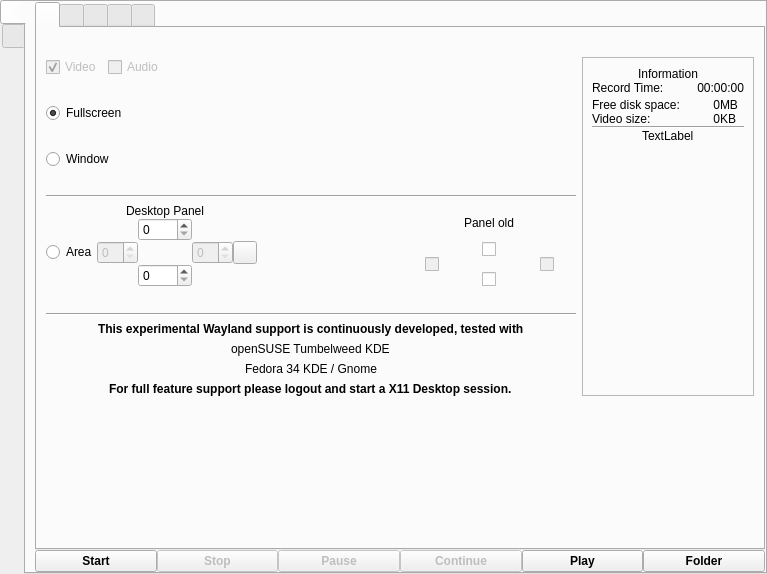
This is src/wayland/formMainWindow_wl.ui in vkohaupt/vokoscreenNG as Qt 5 draws it before an edit. The edited form follows.
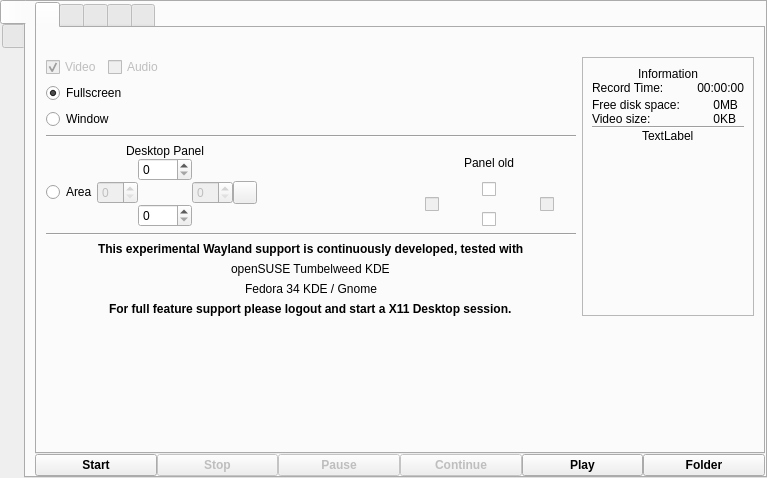
This is the edited form. The open tabs and pages were chosen to show the change. Icons and pictures are not drawn.

The edit to the form file:
```diff
--- a/src/wayland/formMainWindow_wl.ui
+++ b/src/wayland/formMainWindow_wl.ui
@@ -7,7 +7,7 @@
     <x>0</x>
     <y>0</y>
     <width>767</width>
-    <height>574</height>
+    <height>478</height>
    </rect>
   </property>
   <property name="windowTitle">
@@ -89,35 +89,47 @@
              <layout class="QVBoxLayout" name="verticalLayout_7">
               <item>
                <layout class="QGridLayout" name="gridLayout_2">
-                <item row="12" column="0" colspan="3" alignment="Qt::AlignHCenter">
-                 <widget class="QLabel" name="label_2">
-                  <property name="text">
-                   <string notr="true">openSUSE Tumbelweed KDE</string>
-                  </property>
-                 </widget>
+                <item row="1" column="0" colspan="2">
+                 <layout class="QHBoxLayout" name="horizontalLayout_3">
+                  <item>
+                   <widget class="QCheckBox" name="checkBox">
+                    <property name="enabled">
+                     <bool>false</bool>
+                    </property>
+                    <property name="text">
+                     <string notr="true">Video</string>
+                    </property>
+                    <property name="checked">
+                     <bool>true</bool>
+                    </property>
+                   </widget>
+                  </item>
+                  <item>
+                   <widget class="QCheckBox" name="checkBox_2">
+                    <property name="enabled">
+                     <bool>false</bool>
+                    </property>
+                    <property name="text">
+                     <string notr="true">Audio</string>
+                    </property>
+                   </widget>
+                  </item>
+                  <item>
+                   <spacer name="horizontalSpacer_5">
+                    <property name="orientation">
+                     <enum>Qt::Horizontal</enum>
+                    </property>
+                    <property name="sizeHint" stdset="0">
+                     <size>
+                      <width>40</width>
+                      <height>20</height>
+                     </size>
+                    </property>
+                   </spacer>
+                  </item>
+                 </layout>
                 </item>
-                <item row="4" column="0">
-                 <widget class="QLabel" name="label_7">
-                  <property name="text">
-                   <string/>
-                  </property>
-                 </widget>
-                </item>
-                <item row="9" column="0">
-                 <widget class="QLabel" name="label_10">
-                  <property name="text">
-                   <string/>
-                  </property>
-                 </widget>
-                </item>
-                <item row="2" column="0">
-                 <widget class="QLabel" name="label_9">
-                  <property name="text">
-                   <string/>
-                  </property>
-                 </widget>
-                </item>
-                <item row="5" column="0">
+                <item row="3" column="0">
                  <widget class="QRadioButton" name="radioButtonScreencastWindow">
                   <property name="text">
                    <string notr="true">Window</string>
@@ -127,20 +139,7 @@
                   </attribute>
                  </widget>
                 </item>
-                <item row="11" column="0" colspan="3" alignment="Qt::AlignHCenter">
-                 <widget class="QLabel" name="label">
-                  <property name="font">
-                   <font>
-                    <weight>75</weight>
-                    <bold>true</bold>
-                   </font>
-                  </property>
-                  <property name="text">
-                   <string notr="true">This experimental Wayland support is continuously developed, tested with</string>
-                  </property>
-                 </widget>
-                </item>
-                <item row="14" column="0" colspan="3" alignment="Qt::AlignHCenter">
+                <item row="10" column="0" colspan="3" alignment="Qt::AlignHCenter">
                  <widget class="QLabel" name="label_6">
                   <property name="font">
                    <font>
@@ -153,27 +152,130 @@
                   </property>
                  </widget>
                 </item>
-                <item row="3" column="0">
-                 <widget class="QRadioButton" name="radioButtonScreencastFullscreen">
+                <item row="6" column="0" colspan="3">
+                 <widget class="Line" name="line_2">
+                  <property name="orientation">
+                   <enum>Qt::Horizontal</enum>
+                  </property>
+                 </widget>
+                </item>
+                <item row="7" column="0" colspan="3" alignment="Qt::AlignHCenter">
+                 <widget class="QLabel" name="label">
+                  <property name="font">
+                   <font>
+                    <weight>75</weight>
+                    <bold>true</bold>
+                   </font>
+                  </property>
                   <property name="text">
-                   <string notr="true">Fullscreen</string>
+                   <string notr="true">This experimental Wayland support is continuously developed, tested with</string>
                   </property>
-                  <property name="checked">
-                   <bool>true</bool>
+                 </widget>
+                </item>
+                <item row="5" column="0" colspan="2">
+                 <layout class="QGridLayout" name="gridLayout_4">
+                  <property name="spacing">
+                   <number>0</number>
                   </property>
-                  <attribute name="buttonGroup">
-                   <string notr="true">buttonGroup</string>
-                  </attribute>
+                  <item row="2" column="0">
+                   <widget class="QRadioButton" name="radioButtonScreencastArea">
+                    <property name="text">
+                     <string notr="true">Area</string>
+                    </property>
+                    <attribute name="buttonGroup">
+                     <string notr="true">buttonGroup</string>
+                    </attribute>
+                   </widget>
+                  </item>
+                  <item row="2" column="4">
+                   <widget class="QToolButton" name="toolButtonScreencastAreaReset">
+                    <property name="text">
+                     <string notr="true"/>
+                    </property>
+                    <property name="icon">
+                     <iconset resource="../screencast.qrc">
+                      <normaloff>:/pictures/screencast/undo.png</normaloff>:/pictures/screencast/undo.png</iconset>
+                    </property>
+                   </widget>
+                  </item>
+                  <item row="0" column="1" colspan="3">
+                   <layout class="QHBoxLayout" name="horizontalLayout_6">
+                    <item alignment="Qt::AlignHCenter">
+                     <widget class="QLabel" name="label_11">
+                      <property name="text">
+                       <string notr="true">Desktop Panel</string>
+                      </property>
+                     </widget>
+                    </item>
+                   </layout>
+                  </item>
+                  <item row="2" column="3">
+                   <widget class="QSpinBox" name="spinBox_right">
+                    <property name="enabled">
+                     <bool>false</bool>
+                    </property>
+                    <property name="suffix">
+                     <string notr="true"/>
+                    </property>
+                   </widget>
+                  </item>
+                  <item row="2" column="1">
+                   <widget class="QSpinBox" name="spinBox_left">
+                    <property name="enabled">
+                     <bool>false</bool>
+                    </property>
+                    <property name="suffix">
+                     <string notr="true"/>
+                    </property>
+                   </widget>
+                  </item>
+                  <item row="3" column="2">
+                   <widget class="QSpinBox" name="spinBox_bottom">
+                    <property name="suffix">
+                     <string notr="true"/>
+                    </property>
+                   </widget>
+                  </item>
+                  <item row="1" column="2">
+                   <widget class="QSpinBox" name="spinBox_top">
+                    <property name="suffix">
+                     <string notr="true"/>
+                    </property>
+                    <property name="maximum">
+                     <number>2000</number>
+                    </property>
+                   </widget>
+                  </item>
+                  <item row="2" column="5">
+                   <spacer name="horizontalSpacer_3">
+                    <property name="orientation">
+                     <enum>Qt::Horizontal</enum>
+                    </property>
+                    <property name="sizeHint" stdset="0">
+                     <size>
+                      <width>40</width>
+                      <height>20</height>
+                     </size>
+                    </property>
+                   </spacer>
+                  </item>
+                 </layout>
+                </item>
+                <item row="8" column="0" colspan="3" alignment="Qt::AlignHCenter">
+                 <widget class="QLabel" name="label_2">
+                  <property name="text">
+                   <string notr="true">openSUSE Tumbelweed KDE</string>
+                  </property>
                  </widget>
                 </item>
-                <item row="13" column="0" colspan="3" alignment="Qt::AlignHCenter">
-                 <widget class="QLabel" name="label_4">
+                <item row="0" column="0">
+                 <widget class="QLabel" name="label_8">
                   <property name="text">
-                   <string notr="true">Fedora 34 KDE / Gnome</string>
+                   <string/>
                   </property>
                  </widget>
                 </item>
-                <item row="1" column="3" rowspan="14">
+                <item row="1" column="3" rowspan="10">
                  <widget class="QFrame" name="frame_information">
                   <property name="frameShape">
                    <enum>QFrame::StyledPanel</enum>
@@ -314,21 +416,7 @@
                   </layout>
                  </widget>
                 </item>
-                <item row="7" column="0" colspan="3">
-                 <widget class="Line" name="line_4">
-                  <property name="orientation">
-                   <enum>Qt::Horizontal</enum>
-                  </property>
-                 </widget>
-                </item>
-                <item row="0" column="0">
-                 <widget class="QLabel" name="label_8">
-                  <property name="text">
-                   <string/>
-                  </property>
-                 </widget>
-                </item>
-                <item row="8" column="2">
+                <item row="5" column="2">
                  <layout class="QGridLayout" name="gridLayout_3">
                   <property name="spacing">
                    <number>0</number>
@@ -394,149 +482,33 @@
                   </item>
                  </layout>
                 </item>
-                <item row="10" column="0" colspan="3">
-                 <widget class="Line" name="line_2">
+                <item row="2" column="0">
+                 <widget class="QRadioButton" name="radioButtonScreencastFullscreen">
+                  <property name="text">
+                   <string notr="true">Fullscreen</string>
+                  </property>
+                  <property name="checked">
+                   <bool>true</bool>
+                  </property>
+                  <attribute name="buttonGroup">
+                   <string notr="true">buttonGroup</string>
+                  </attribute>
+                 </widget>
+                </item>
+                <item row="4" column="0" colspan="3">
+                 <widget class="Line" name="line_4">
                   <property name="orientation">
                    <enum>Qt::Horizontal</enum>
                   </property>
                  </widget>
                 </item>
-                <item row="6" column="0">
-                 <widget class="QLabel" name="label_18">
+                <item row="9" column="0" colspan="3" alignment="Qt::AlignHCenter">
+                 <widget class="QLabel" name="label_4">
                   <property name="text">
-                   <string/>
+                   <string notr="true">Fedora 34 KDE / Gnome</string>
                   </property>
                  </widget>
                 </item>
-                <item row="1" column="0" colspan="2">
-                 <layout class="QHBoxLayout" name="horizontalLayout_3">
-                  <item>
-                   <widget class="QCheckBox" name="checkBox">
-                    <property name="enabled">
-                     <bool>false</bool>
-                    </property>
-                    <property name="text">
-                     <string notr="true">Video</string>
-                    </property>
-                    <property name="checked">
-                     <bool>true</bool>
-                    </property>
-                   </widget>
-                  </item>
-                  <item>
-                   <widget class="QCheckBox" name="checkBox_2">
-                    <property name="enabled">
-                     <bool>false</bool>
-                    </property>
-                    <property name="text">
-                     <string notr="true">Audio</string>
-                    </property>
-                   </widget>
-                  </item>
-                  <item>
-                   <spacer name="horizontalSpacer_5">
-                    <property name="orientation">
-                     <enum>Qt::Horizontal</enum>
-                    </property>
-                    <property name="sizeHint" stdset="0">
-                     <size>
-                      <width>40</width>
-                      <height>20</height>
-                     </size>
-                    </property>
-                   </spacer>
-                  </item>
-                 </layout>
-                </item>
-                <item row="8" column="0" colspan="2">
-                 <layout class="QGridLayout" name="gridLayout_4">
-                  <property name="spacing">
-                   <number>0</number>
-                  </property>
-                  <item row="2" column="0">
-                   <widget class="QRadioButton" name="radioButtonScreencastArea">
-                    <property name="text">
-                     <string notr="true">Area</string>
-                    </property>
-                    <attribute name="buttonGroup">
-                     <string notr="true">buttonGroup</string>
-                    </attribute>
-                   </widget>
-                  </item>
-                  <item row="2" column="4">
-                   <widget class="QToolButton" name="toolButtonScreencastAreaReset">
-                    <property name="text">
-                     <string notr="true"/>
-                    </property>
-                    <property name="icon">
-                     <iconset resource="../screencast.qrc">
-                      <normaloff>:/pictures/screencast/undo.png</normaloff>:/pictures/screencast/undo.png</iconset>
-                    </property>
-                   </widget>
-                  </item>
-                  <item row="0" column="1" colspan="3">
-                   <layout class="QHBoxLayout" name="horizontalLayout_6">
-                    <item alignment="Qt::AlignHCenter">
-                     <widget class="QLabel" name="label_11">
-                      <property name="text">
-                       <string notr="true">Desktop Panel</string>
-                      </property>
-                     </widget>
-                    </item>
-                   </layout>
-                  </item>
-                  <item row="2" column="3">
-                   <widget class="QSpinBox" name="spinBox_right">
-                    <property name="enabled">
-                     <bool>false</bool>
-                    </property>
-                    <property name="suffix">
-                     <string notr="true"/>
-                    </property>
-                   </widget>
-                  </item>
-                  <item row="2" column="1">
-                   <widget class="QSpinBox" name="spinBox_left">
-                    <property name="enabled">
-                     <bool>false</bool>
-                    </property>
-                    <property name="suffix">
-                     <string notr="true"/>
-                    </property>
-                   </widget>
-                  </item>
-                  <item row="3" column="2">
-                   <widget class="QSpinBox" name="spinBox_bottom">
-                    <property name="suffix">
-                     <string notr="true"/>
-                    </property>
-                   </widget>
-                  </item>
-                  <item row="1" column="2">
-                   <widget class="QSpinBox" name="spinBox_top">
-                    <property name="suffix">
-                     <string notr="true"/>
-                    </property>
-                    <property name="maximum">
-                     <number>2000</number>
-                    </property>
-                   </widget>
-                  </item>
-                  <item row="2" column="5">
-                   <spacer name="horizontalSpacer_3">
-                    <property name="orientation">
-                     <enum>Qt::Horizontal</enum>
-                    </property>
-                    <property name="sizeHint" stdset="0">
-                     <size>
-                      <width>40</width>
-                      <height>20</height>
-                     </size>
-                    </property>
-                   </spacer>
-                  </item>
-                 </layout>
-                </item>
                </layout>
               </item>
              </layout>
```
Left out of the diff: 2 changed lines with no effect on the pictures.
